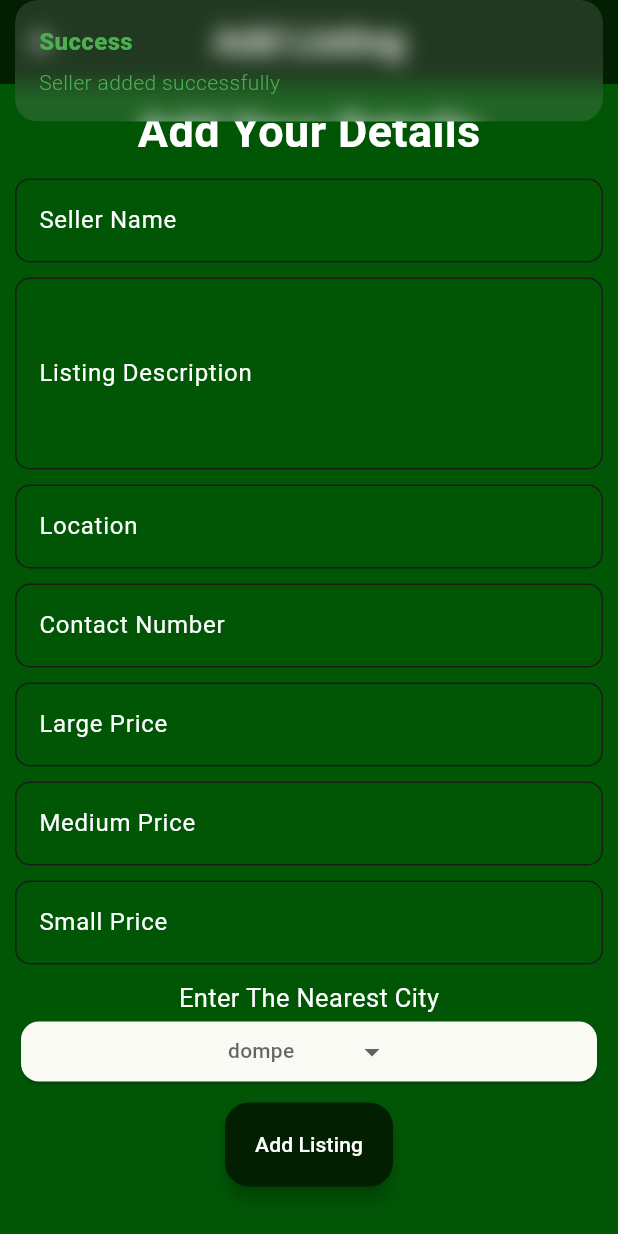
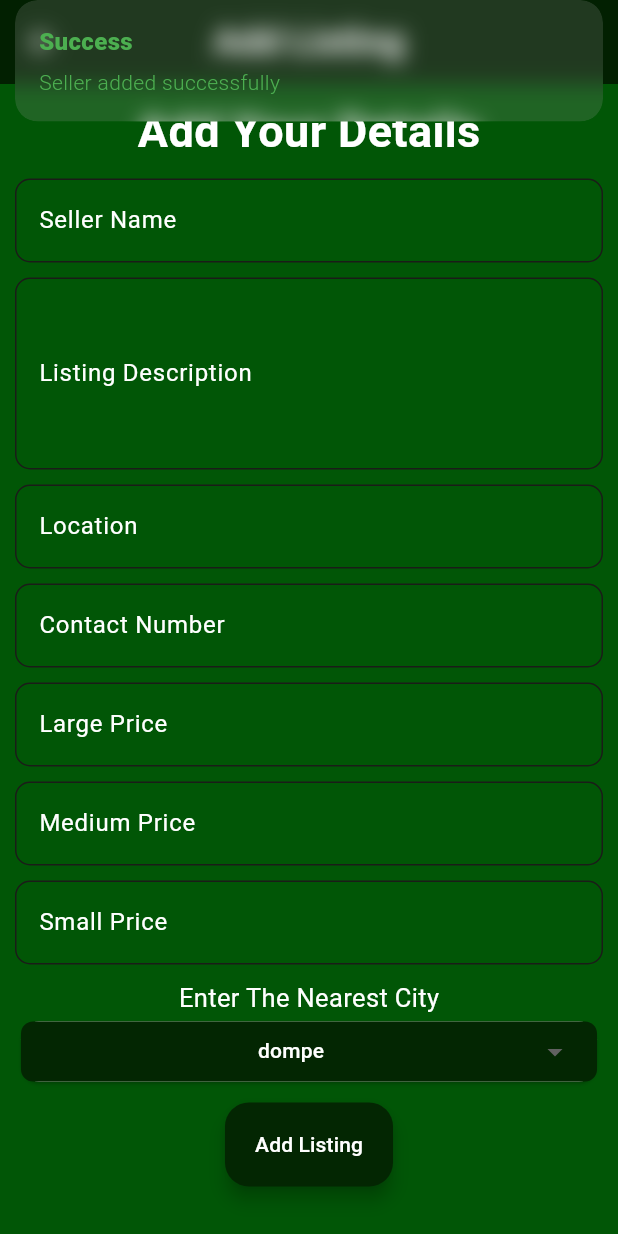
Before and after one commit to ashan210/Betel-Application, a Flutter app: the AddListing screen opened directly, after a tap on "Add Listing", on a phone screen of 412 x 824 dp. Run offline on Flutter 3.47's test engine with Material 3 defaults, Android fonts, the light colour scheme and no system bars; drawn by our look-alikes of dropdown_button2; our stand-ins replace cloud_firestore, firebase_core, get, get_storage, image_picker; missing offline and left inert: otp_text_field_v2, tflite_v2; accounts and stored records are empty.

Commit message:
phone number type and drop dwn bttn color

```diff
--- a/lib/controller/seller_hm_controller.dart
+++ b/lib/controller/seller_hm_controller.dart
@@ -12,10 +12,11 @@ class SellerHMController extends GetxController{
   TextEditingController sellerNameCtrl = TextEditingController();
   TextEditingController sellerDescriptionCtrl = TextEditingController();
   TextEditingController sellerLocation = TextEditingController();
-  TextEditingController sellerContactNumber = TextEditingController();
+  //TextEditingController sellerContactNumber = TextEditingController();
   TextEditingController sellerLargePrice = TextEditingController();
   TextEditingController sellerMediumPrice = TextEditingController();
   TextEditingController sellerSmallPrice = TextEditingController();
+  TextEditingController sellerContactNumberTwo = TextEditingController();
 
   String city = 'dompe';
 
@@ -36,12 +37,12 @@ addSeller(){
     name: sellerNameCtrl.text,
     description: sellerDescriptionCtrl.text,
     location: sellerLocation.text,
-    contactnumber: double.tryParse(sellerContactNumber.text),
+   // contactnumber: sellerContactNumber.text,
     largeprice: double.tryParse(sellerLargePrice.text),
     mediumprice: double.tryParse(sellerMediumPrice.text),
     smallprice: double.tryParse(sellerSmallPrice.text),
     city: city,
-
+    contactnumbertwo: sellerContactNumberTwo.text,
   );
   final sellerJson = seller.toJson();
   doc.set(sellerJson);
@@ -72,10 +73,11 @@ setValuesDefault(){
  sellerNameCtrl.clear();
  sellerDescriptionCtrl.clear();
  sellerLocation.clear();
- sellerContactNumber.clear();
+ //sellerContactNumber.clear();
  sellerLargePrice.clear();
  sellerMediumPrice.clear();
  sellerSmallPrice.clear();
+ sellerContactNumberTwo.clear();
 
  city = 'dompe';
  update();
--- a/lib/main.dart
+++ b/lib/main.dart
@@ -4,6 +4,7 @@ import 'package:get/get.dart';
 import 'package:my_first_app/controller/grower_sell_home_controller.dart';
 import 'package:my_first_app/controller/login_controller.dart';
 import 'package:my_first_app/controller/seller_hm_controller.dart';
+import 'package:my_first_app/screens/home_screen.dart';
 import 'package:my_first_app/screens/login_page.dart';
 //import 'package:my_first_app/screens/register_page.dart';
 //import 'package:my_first_app/screens/welcome_screen.dart';
--- a/lib/model/seller/seller.dart
+++ b/lib/model/seller/seller.dart
@@ -15,8 +15,8 @@ class Seller {
   @JsonKey(name: "location")
   String? location;
 
-  @JsonKey(name: "contact number")
-  double? contactnumber;
+  //@JsonKey(name: "contact number")
+  //String? contactnumber;
 
   @JsonKey(name: "large price")
   double? largeprice;
@@ -30,16 +30,20 @@ class Seller {
   @JsonKey(name: "city")
   String? city;
 
+  @JsonKey(name: "contact number two")
+  String? contactnumbertwo;
+
   Seller({
     this.id,
     this.name,
     this.description,
     this.location,
-    this.contactnumber,
+    //this.contactnumber,
     this.largeprice,
     this.mediumprice,
     this.smallprice,
     this.city,
+    this.contactnumbertwo,
   });
 
   factory Seller.fromJson(Map<String, dynamic> json) => _$SellerFromJson(json);
--- a/lib/screens/add_listing.dart
+++ b/lib/screens/add_listing.dart
@@ -35,6 +35,7 @@ class AddListing extends StatelessWidget {
               SizedBox(height: 10,),
               TextField(
                 controller: ctrl.sellerNameCtrl,
+                style: TextStyle(color: Colors.white),
                 decoration: InputDecoration(
                   border: OutlineInputBorder(
                     borderRadius: BorderRadius.circular(10)
@@ -43,12 +44,13 @@ class AddListing extends StatelessWidget {
                   style: TextStyle(color: Colors.white,),
                   ),
                   hintText: 'Enter Your Name',
-
+                  hintStyle: TextStyle(color: Colors.white,),
                 ),
               ),
               const SizedBox(height: 10),
               TextField(
                 controller: ctrl.sellerDescriptionCtrl,
+                style: TextStyle(color: Colors.white),
                 decoration: InputDecoration(
                   border: OutlineInputBorder(
                     borderRadius: BorderRadius.circular(10)
@@ -56,13 +58,15 @@ class AddListing extends StatelessWidget {
                   label: const Text('Listing Description',
                   style: TextStyle(color: Colors.white,),
                   ),
-                  hintText: 'Enter Specific Information About Your Purchase'
+                  hintText: 'Enter Specific Information About Your Purchase',
+                  hintStyle: TextStyle(color: Colors.white,),
                ),
                 maxLines: 4,
               ),
               const SizedBox(height: 10),
               TextField(
                 controller: ctrl.sellerLocation,
+                style: TextStyle(color: Colors.white),
                 decoration: InputDecoration(
                   border: OutlineInputBorder(
                     borderRadius: BorderRadius.circular(10)
@@ -70,12 +74,15 @@ class AddListing extends StatelessWidget {
                   label: const Text('Location',
                   style: TextStyle(color: Colors.white,),
                   ),
-                  hintText: 'Provide The Location Where You Make Purchases'
+                  hintText: 'Provide The Location Where You Make Purchases',
+                  hintStyle: TextStyle(color: Colors.white,),
                 ),
               ),
               const SizedBox(height: 10),
               TextField(
-                controller: ctrl.sellerContactNumber,
+                controller: ctrl.sellerContactNumberTwo,
+                style: TextStyle(color: Colors.white),
+                keyboardType: TextInputType.number,
                 decoration: InputDecoration(
                   border: OutlineInputBorder(
                     borderRadius: BorderRadius.circular(10)
@@ -83,12 +90,15 @@ class AddListing extends StatelessWidget {
                   label: const Text('Contact Number',
                   style: TextStyle(color: Colors.white,),
                   ),
-                  hintText: 'Add your Contact Number'
+                  hintText: 'Add your Contact Number',
+                  hintStyle: TextStyle(color: Colors.white,),
                 ),
               ),
               const SizedBox(height: 10),
               TextField(
                 controller: ctrl.sellerLargePrice,
+                style: TextStyle(color: Colors.white),
+                keyboardType: TextInputType.number,
                 decoration: InputDecoration(
                   border: OutlineInputBorder(
                     borderRadius: BorderRadius.circular(10)
@@ -96,12 +106,15 @@ class AddListing extends StatelessWidget {
                   label: const Text('Large Price',
                   style: TextStyle(color: Colors.white,),
                   ),
-                  hintText: 'Price Of Buying 1000 LARGE Size Betel Leaves'
+                  hintText: 'Price Of Buying 1000 LARGE Size Betel Leaves',
+                  hintStyle: TextStyle(color: Colors.white,),
                 ),
               ),
               const SizedBox(height: 10),
               TextField(
                 controller: ctrl.sellerMediumPrice,
+                style: TextStyle(color: Colors.white),
+                keyboardType: TextInputType.number,
                 decoration: InputDecoration(
                   border: OutlineInputBorder(
                     borderRadius: BorderRadius.circular(10)
@@ -109,12 +122,15 @@ class AddListing extends StatelessWidget {
                   label: const Text('Medium Price',
                   style: TextStyle(color: Colors.white,),
                   ),
-                  hintText: 'Price Of Buying 1000 MEDIUM Size Betel Leaves'
+                  hintText: 'Price Of Buying 1000 MEDIUM Size Betel Leaves',
+                  hintStyle: TextStyle(color: Colors.white,),
                 ),
               ),
               const SizedBox(height: 10),
               TextField(
                 controller: ctrl.sellerSmallPrice,
+                style: TextStyle(color: Colors.white),
+                keyboardType: TextInputType.number,
                 decoration: InputDecoration(
                   border: OutlineInputBorder(
                     borderRadius: BorderRadius.circular(10)
@@ -122,21 +138,23 @@ class AddListing extends StatelessWidget {
                   label: const Text('Small Price',
                   style: TextStyle(color: Colors.white,),
                   ),
-                  hintText: 'Price Of Buying 1000 SMALL Size Betel Leaves'
+                  hintText: 'Price Of Buying 1000 SMALL Size Betel Leaves',
+                  hintStyle: TextStyle(color: Colors.white,),
                 ),
               ),
               const SizedBox(height: 10),
               const Text('Enter The Nearest City',
               style: TextStyle(color: Colors.white, fontSize: 17),
               ),
-             DropDown(items: const ['Dompe','Pugoda','Delgoda','Gampaha'], selectedItemText: ctrl.city, onSelected: (selectedValue){
+
+              DropDown(items: const ['Dompe','Pugoda','Delgoda','Gampaha'], selectedItemText: ctrl.city, onSelected: (selectedValue){
               ctrl.city = selectedValue ?? 'city';
               ctrl.update();
               },),
               const SizedBox(height: 10),
               ElevatedButton(
                 style: ElevatedButton.styleFrom(
-                  backgroundColor: Color.fromARGB(255, 2, 32, 1),
+                  backgroundColor: Color.fromARGB(255, 3, 38, 2),
                 ),
                 onPressed: (){
                   ctrl.addSeller();
--- a/lib/screens/grower_sell_home.dart
+++ b/lib/screens/grower_sell_home.dart
@@ -37,25 +37,29 @@ class GrowerSellHome extends StatelessWidget {
               height: 70,
 
               child: ListView.builder(
-
   scrollDirection: Axis.horizontal,
   itemCount: ctrl.sellerCitys.length,
-                itemBuilder: (context, index){
+  itemBuilder: (context, index) {
     return InkWell(
-                    splashColor: Color.fromARGB(255, 2, 32, 1),
-                    onTap: (){
+      splashColor: Color.fromARGB(255, 2, 32, 1), // Set the splash color to green
+      onTap: () {
         ctrl.filterByCity(ctrl.sellerCitys[index].name ?? '');
       },
       child: Padding(
         padding: const EdgeInsets.all(6),
-
-                      child: Chip(label: Text(ctrl.sellerCitys[index].name ?? 'Error')),
-
+        child: Chip(
+          backgroundColor: Color.fromARGB(255, 2, 32, 1), // Set the background color of the Chip to green
+          label: Text(
+            ctrl.sellerCitys[index].name ?? 'Error',
+            style: TextStyle(
+              color: Colors.white, // Set the text color of the Chip to white
             ),
-
+          ),
+        ),
+      ),
     );
-
-                }),
+  },
+),
             ),
 
 
--- a/lib/screens/seller_description_page.dart
+++ b/lib/screens/seller_description_page.dart
@@ -65,14 +65,14 @@ class SellerDescriptionPage extends StatelessWidget {
               color: Colors.white
             ),
             ),
-            Text(
-              '${seller.contactnumber ?? ''}',
+            Text(seller.contactnumbertwo ?? '',
               style: TextStyle(
                 fontSize: 24,
                 color: Colors.blue,
                 fontWeight: FontWeight.bold,
               ),
             ),
+
             const SizedBox(height: 20),
             Text('Large Betel Price;',
             style: const TextStyle(
--- a/lib/widgets/drop_down.dart
+++ b/lib/widgets/drop_down.dart
@@ -1,32 +1,51 @@
+import 'dart:ui';
+
 import 'package:flutter/material.dart';
 import 'package:dropdown_button2/dropdown_button2.dart';
-//import 'package:get/get.dart';
 
 String? selectedValue;
-
 
 class DropDown extends StatelessWidget {
   final List<String> items;
   final String selectedItemText;
   final Function(String?) onSelected;
-  const DropDown({super.key, required this.items, required this.selectedItemText, required this.onSelected});
+
+  const DropDown({
+    Key? key,
+    required this.items,
+    required this.selectedItemText,
+    required this.onSelected,
+  }) : super(key: key);
 
   @override
   Widget build(BuildContext context) {
     return Card(
       child: Center(
         child: DropdownButtonHideUnderline(
+          child: Container(
+            height: 40,
+            width: 410,
+            decoration: BoxDecoration(
+
+              color: Color.fromARGB(255, 3, 38, 2), // Set background color of the dropdown button to green
+              borderRadius: BorderRadius.circular(8.0),
+              // Optional: Add border radius for button
+            ),
             child: DropdownButton2<String>(
               isExpanded: true,
-            hint: Text(
+              hint: Center(
+                child: Text(
                   selectedItemText,
                   style: TextStyle(
+
                     fontSize: 14,
-                color: Theme.of(context).hintColor,
+                    color: Colors.white,
+
                   ),
                 ),
-            items: items
-                .map((String item) => DropdownMenuItem<String>(
+              ),
+              items: items.map((String item) {
+                return DropdownMenuItem<String>(
                   value: item,
                   child: Text(
                     item,
@@ -34,8 +53,8 @@ class DropDown extends StatelessWidget {
                       fontSize: 14,
                     ),
                   ),
-                    ))
-                .toList(),
+                );
+              }).toList(),
               value: selectedValue,
               onChanged: (String? value) {
                 onSelected(value);
@@ -47,6 +66,8 @@ class DropDown extends StatelessWidget {
               ),
               menuItemStyleData: const MenuItemStyleData(
                 height: 40,
+
+              ),
             ),
           ),
         ),
--- a/lib/widgets/seller_card.dart
+++ b/lib/widgets/seller_card.dart
@@ -44,7 +44,7 @@ class SellerCard extends StatelessWidget {
                 ),
                 child: Text(
                   location,
-                  style: const TextStyle(color: Colors.white, fontSize: 16),
+                  style: const TextStyle(color: Colors.black, fontSize: 16, fontWeight: FontWeight.bold),
                 ),
               ),
 
```
Also changed, not shown: lib/model/seller/seller.g.dart. Lines whose indentation alone changed are shown as unchanged.
